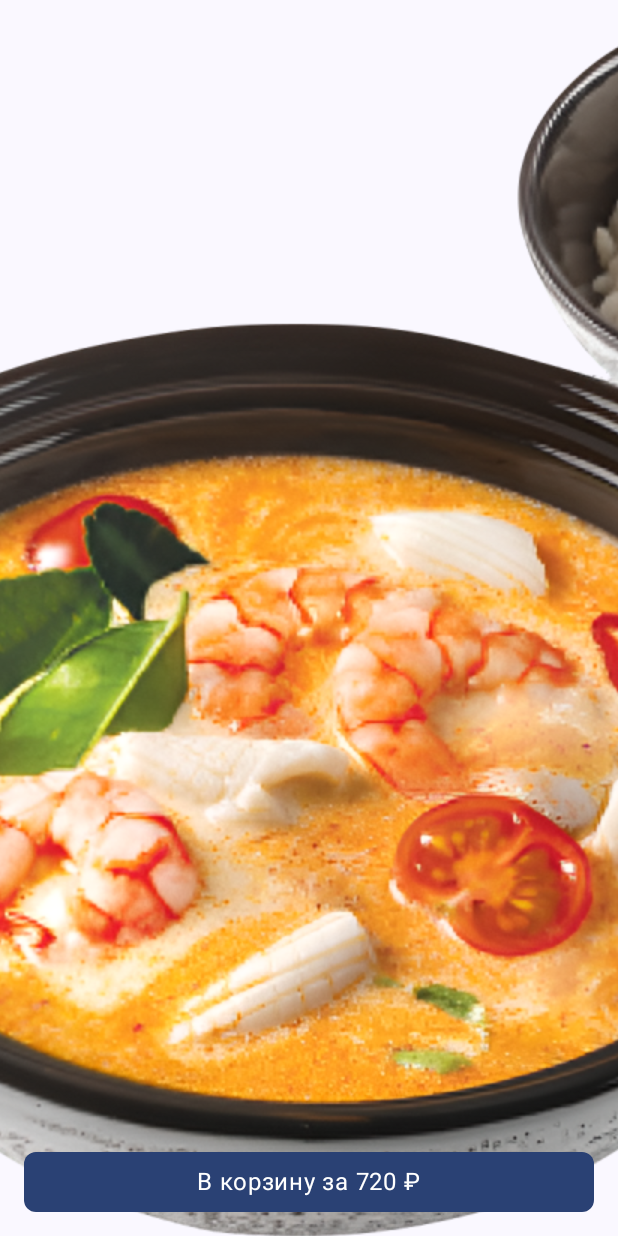
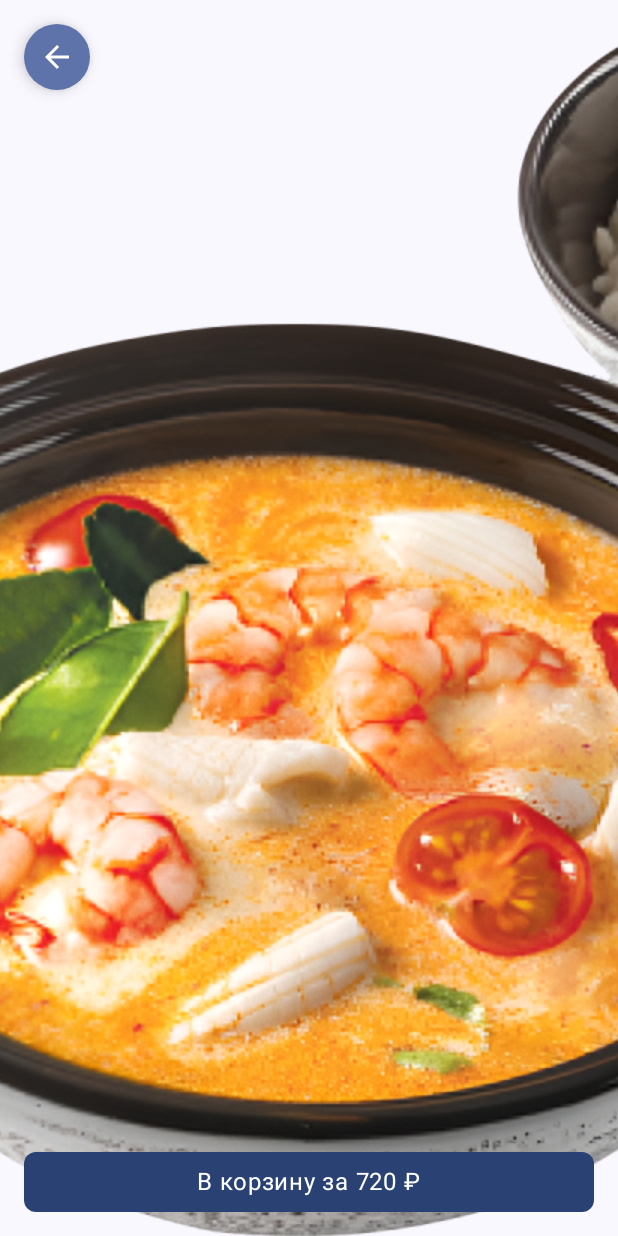
Before and after one commit to sanchel0o/Foodies, an Android app built with Jetpack Compose: the screen it shows after launch (MainActivity), on a phone screen of 412 x 824 dp. Run offline under Robolectric (Android 15) with nearby library versions, the phone set to English and light mode, and no system bars.

Commit message:
FloatingBackButton added to DetailScreen

```diff
--- a/app/src/main/java/com/nti/team/foodies/presentation/detail_screen/DetailScreen.kt
+++ b/app/src/main/java/com/nti/team/foodies/presentation/detail_screen/DetailScreen.kt
@@ -9,13 +9,19 @@ import androidx.compose.foundation.layout.fillMaxSize
 import androidx.compose.foundation.layout.fillMaxWidth
 import androidx.compose.foundation.layout.height
 import androidx.compose.foundation.layout.padding
+import androidx.compose.foundation.layout.size
 import androidx.compose.foundation.layout.systemBarsPadding
 import androidx.compose.foundation.lazy.LazyColumn
 import androidx.compose.foundation.rememberScrollState
+import androidx.compose.foundation.shape.CircleShape
 import androidx.compose.foundation.shape.RoundedCornerShape
 import androidx.compose.foundation.verticalScroll
+import androidx.compose.material.icons.Icons
+import androidx.compose.material.icons.outlined.ArrowBack
 import androidx.compose.material3.Button
 import androidx.compose.material3.Divider
+import androidx.compose.material3.FloatingActionButton
+import androidx.compose.material3.Icon
 import androidx.compose.material3.MaterialTheme
 import androidx.compose.material3.Text
 import androidx.compose.runtime.Composable
@@ -28,9 +34,11 @@ import com.nti.team.foodies.R
 import com.nti.team.foodies.presentation.detail_screen.components.ProductImage
 
 const val SPACER_HEIGHT = 24
+
 const val SMALL_PADDING = 12
 const val MEDIUM_PADDING = 13
 const val LARGE_PADDING = 16
+
 const val CORNER_RADIUS = 8
 
 @Composable
@@ -46,6 +54,7 @@ fun DetailScreen() {
             .fillMaxSize()
             .systemBarsPadding()
     ) {
+        FloatingBackButton(onBackButtonClick = { })
         Column(modifier = Modifier.fillMaxSize()) {
             ProductImage()
             Spacer(modifier = Modifier.height(SPACER_HEIGHT.dp))
@@ -154,3 +163,16 @@ fun AddToCartButton(
         }
     }
 }
+
+@Composable
+fun FloatingBackButton(
+    onBackButtonClick: () -> Unit
+) {
+    FloatingActionButton(
+        modifier = Modifier.padding(top = LARGE_PADDING.dp, start = LARGE_PADDING.dp).size(44.dp),
+        shape = CircleShape,
+        onClick = { /*TODO*/ }
+    ) {
+        Icon(imageVector = Icons.Outlined.ArrowBack, contentDescription = "" )
+    }
+}
```
